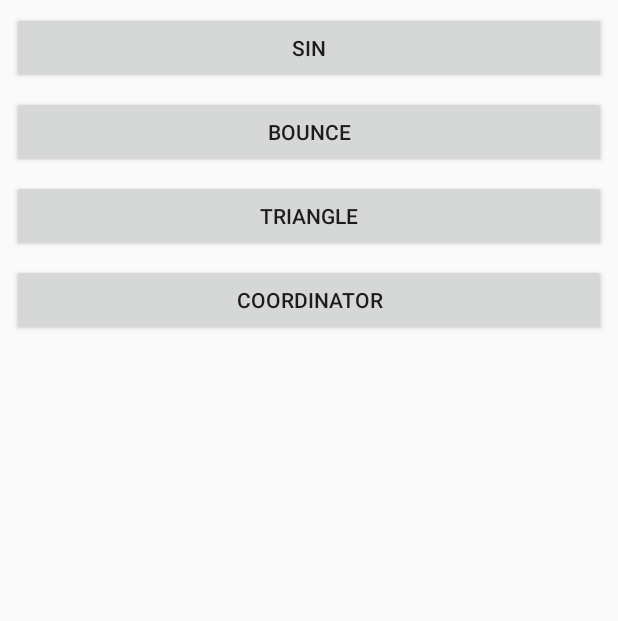
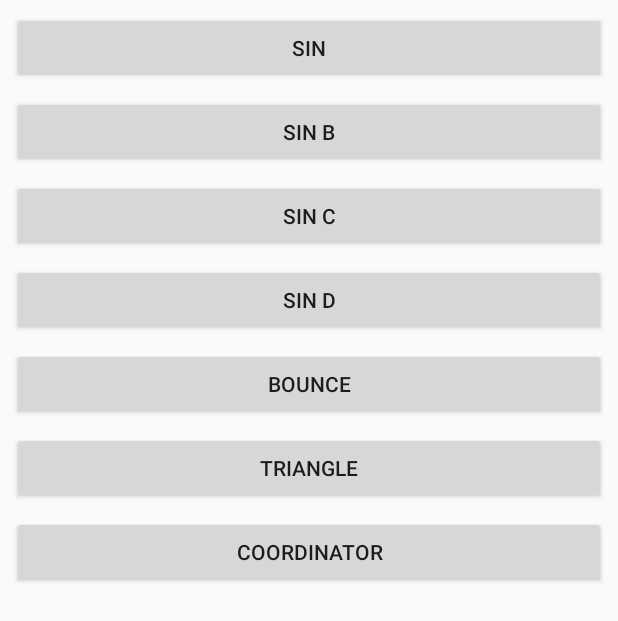
Before and after one commit to alexandre7777/motion-layout-playground, an Android app: the layout activity_ten.xml on its own in the app's theme, with its tools: preview values and no code run, on a phone screen of 412 x 824 dp. Shown: the top 621 px of the screen. Run offline under Robolectric (Android 15) with nearby library versions, the phone set to English and light mode, and no system bars.

Commit message:
add more keycycle examples

```diff
--- a/app/src/main/res/layout/activity_ten.xml
+++ b/app/src/main/res/layout/activity_ten.xml
@@ -20,6 +20,42 @@
             app:layout_constraintTop_toTopOf="parent" />
 
     <Button
+            android:id="@+id/sinb"
+            android:layout_width="match_parent"
+            android:layout_height="wrap_content"
+            android:layout_marginStart="8dp"
+            android:layout_marginTop="8dp"
+            android:layout_marginEnd="8dp"
+            android:text="@string/sinb"
+            app:layout_constraintEnd_toEndOf="parent"
+            app:layout_constraintStart_toStartOf="parent"
+            app:layout_constraintTop_toBottomOf="@+id/sin"/>
+
+    <Button
+            android:id="@+id/sinc"
+            android:layout_width="match_parent"
+            android:layout_height="wrap_content"
+            android:layout_marginStart="8dp"
+            android:layout_marginTop="8dp"
+            android:layout_marginEnd="8dp"
+            android:text="@string/sinc"
+            app:layout_constraintEnd_toEndOf="parent"
+            app:layout_constraintStart_toStartOf="parent"
+            app:layout_constraintTop_toBottomOf="@+id/sinb"/>
+
+    <Button
+            android:id="@+id/sind"
+            android:layout_width="match_parent"
+            android:layout_height="wrap_content"
+            android:layout_marginStart="8dp"
+            android:layout_marginTop="8dp"
+            android:layout_marginEnd="8dp"
+            android:text="@string/sind"
+            app:layout_constraintEnd_toEndOf="parent"
+            app:layout_constraintStart_toStartOf="parent"
+            app:layout_constraintTop_toBottomOf="@+id/sinc"/>
+
+    <Button
             android:id="@+id/bounce"
             android:layout_width="match_parent"
             android:layout_height="wrap_content"
@@ -29,7 +65,7 @@
             android:text="@string/bounce"
             app:layout_constraintEnd_toEndOf="parent"
             app:layout_constraintStart_toStartOf="parent"
-            app:layout_constraintTop_toBottomOf="@+id/sin" />
+            app:layout_constraintTop_toBottomOf="@+id/sind" />
 
     <Button
             android:id="@+id/triangle"
--- a/app/src/main/res/layout/viewpager_header.xml
+++ b/app/src/main/res/layout/viewpager_header.xml
@@ -17,6 +17,7 @@
             android:layout_width="wrap_content"
             android:layout_height="wrap_content"
             android:scaleType="centerCrop"
-            android:src="@drawable/nougat"/>
+            android:src="@drawable/nougat"
+            android:contentDescription="@null"/>
 
 </com.alexandre.motionlayoutplayground.ui.motionutils.ViewpagerHeader>
--- a/app/src/main/res/values/strings.xml
+++ b/app/src/main/res/values/strings.xml
@@ -107,6 +107,9 @@
     <string name="droid">droid</string>
     <string name="page">Page</string>
     <string name="sin">sin</string>
+    <string name="sinb">sin b</string>
+    <string name="sinc">sin c</string>
+    <string name="sind">sin d</string>
     <string name="bounce">bounce</string>
     <string name="triangle">triangle</string>
     <string name="coordinator">Coordinator</string>
```
Also changed, not shown: app/src/main/java/com/alexandre/motionlayoutplayground/ui/detailandroid/DetailAndroidActivity.kt (+15 -0 lines), app/src/main/res/layout/activity_ten1b.xml (added, +23 -0 lines), app/src/main/res/layout/activity_ten1c.xml (added, +23 -0 lines), app/src/main/res/layout/activity_ten1d.xml (added, +23 -0 lines), app/src/main/res/xml/scene_ten1b.xml (added, +64 -0 lines), app/src/main/res/xml/scene_ten1c.xml (added, +64 -0 lines), app/src/main/res/xml/scene_ten1d.xml (added, +64 -0 lines).
